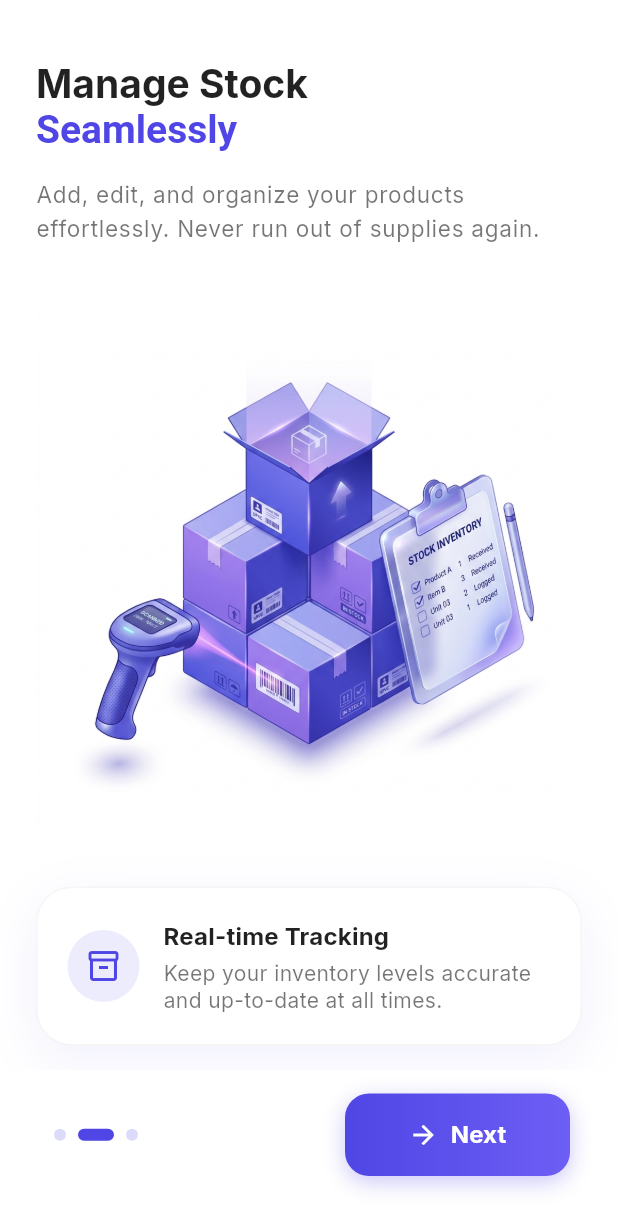
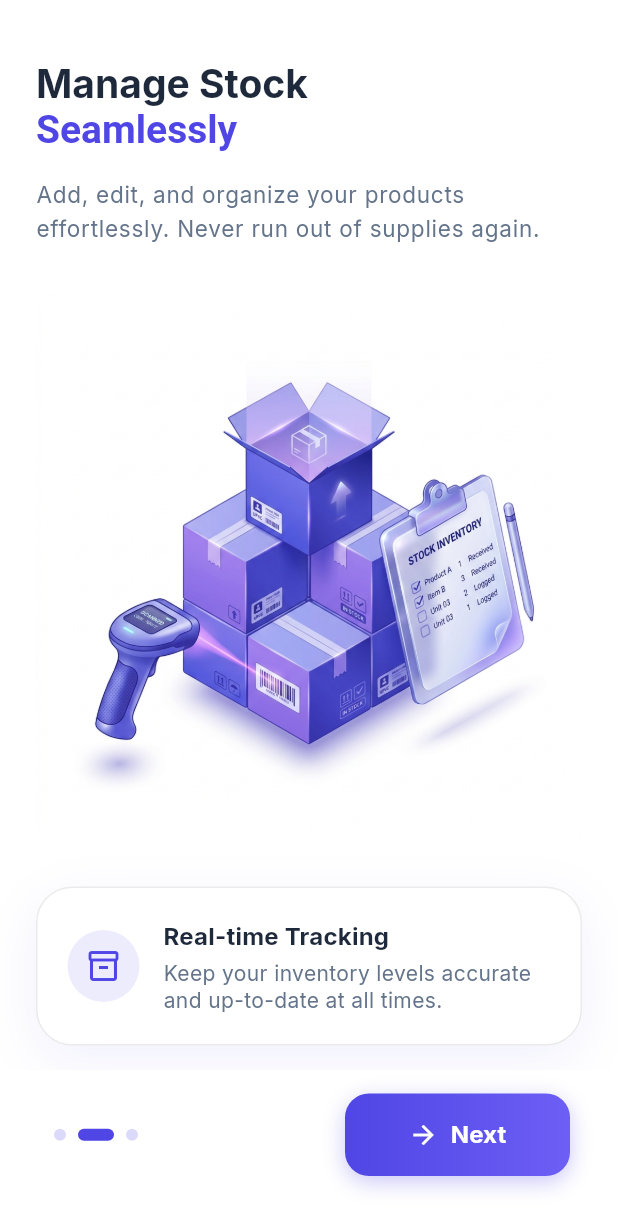
Before and after one commit to Syak1234/DigiStock, a Flutter app: the screen it shows after launch, after a tap on "Next", on a phone screen of 412 x 824 dp. Shown: the top 1229 px of the screen. Run offline on Flutter 3.47's test engine with Material 3 defaults, Android fonts, the phone set to English and light mode, and no system bars; drawn by our look-alikes of flutter_animate; our stand-ins replace device_preview, equatable, fl_chart, flutter_bloc, go_router, google_fonts and 3 more; accounts and stored records are empty; network calls fail.

Commit message:
update all

```diff
--- a/lib/app.dart
+++ b/lib/app.dart
@@ -1,7 +1,7 @@
 import 'package:flutter/material.dart';
 import 'package:flutter_bloc/flutter_bloc.dart';
 import 'package:go_router/go_router.dart';
-import 'package:product_inventory/features/auth/domain/repositories/auth_repository.dart';
+
 import 'package:product_inventory/features/inventory/presentation/bloc/inventory_bloc.dart';
 import 'package:product_inventory/core/router/app_router.dart';
 import 'package:product_inventory/core/theme/app_theme.dart';
--- a/lib/core/utils/app_snackbar.dart
+++ b/lib/core/utils/app_snackbar.dart
@@ -39,13 +39,13 @@ class AppSnackBar {
       SnackBar(
         content: Row(
           children: [
-            Icon(icon, color: Colors.white, size: 20),
+            Icon(icon, color: Theme.of(context).colorScheme.onPrimary, size: 20),
             const SizedBox(width: 12),
             Expanded(
               child: Text(
                 message,
-                style: const TextStyle(
-                  color: Colors.white,
+                style: TextStyle(
+                  color: Theme.of(context).colorScheme.onPrimary,
                   fontWeight: FontWeight.w600,
                   fontSize: 14,
                 ),
--- a/lib/core/widgets/kpi_card.dart
+++ b/lib/core/widgets/kpi_card.dart
@@ -19,7 +19,7 @@ class KpiCard extends StatelessWidget {
     return Container(
       padding: const EdgeInsets.all(20),
       decoration: BoxDecoration(
-        color: Colors.white,
+        color: Theme.of(context).scaffoldBackgroundColor,
         borderRadius: BorderRadius.circular(20),
         boxShadow: [
           BoxShadow(
--- a/lib/core/widgets/premium_button.dart
+++ b/lib/core/widgets/premium_button.dart
@@ -72,10 +72,10 @@ class PremiumButton extends StatelessWidget {
           ),
         ),
         child: isLoading
-            ? const SizedBox(
+            ? SizedBox(
                 width: 20,
                 height: 20,
-                child: CircularProgressIndicator(strokeWidth: 2, color: Colors.white),
+                child: CircularProgressIndicator(strokeWidth: 2, color: theme.colorScheme.onPrimary),
               )
             : Row(
                 mainAxisAlignment: MainAxisAlignment.center,
--- a/lib/core/widgets/scaffold_with_nav_bar.dart
+++ b/lib/core/widgets/scaffold_with_nav_bar.dart
@@ -47,7 +47,7 @@ class ScaffoldWithNavBar extends StatelessWidget {
           elevation: 0,
           highlightElevation: 0,
           shape: const CircleBorder(),
-          child: const Icon(Icons.add_rounded, color: Colors.white, size: 32)
+          child: Icon(Icons.add_rounded, color: Theme.of(context).colorScheme.onPrimary, size: 32)
               .animate(onPlay: (controller) => controller.repeat(reverse: true))
               .scale(
                 begin: const Offset(1, 1),
--- a/lib/features/inventory/presentation/widgets/product_card.dart
+++ b/lib/features/inventory/presentation/widgets/product_card.dart
@@ -17,7 +17,7 @@ class ProductCard extends StatelessWidget {
   Widget build(BuildContext context) {
     return Container(
       decoration: BoxDecoration(
-        color: Colors.white,
+        color: Theme.of(context).scaffoldBackgroundColor,
         borderRadius: BorderRadius.circular(16),
         boxShadow: [
           BoxShadow(
--- a/lib/features/inventory/presentation/widgets/skeleton_loader.dart
+++ b/lib/features/inventory/presentation/widgets/skeleton_loader.dart
@@ -18,7 +18,7 @@ class SkeletonLoader extends StatelessWidget {
       width: width,
       height: height,
       decoration: BoxDecoration(
-        color: Colors.black.withValues(alpha: 0.04),
+        color: Theme.of(context).colorScheme.onSurface.withValues(alpha: 0.04),
         borderRadius: BorderRadius.circular(borderRadius),
       ),
     );
--- a/lib/features/onboarding/presentation/pages/onboarding_page.dart
+++ b/lib/features/onboarding/presentation/pages/onboarding_page.dart
@@ -13,11 +13,12 @@ class OnboardingPage extends StatefulWidget {
 
 class _OnboardingPageState extends State<OnboardingPage> {
   final PageController _pageController = PageController();
-  int _currentPage = 0;
+  final ValueNotifier<int> _currentPage = ValueNotifier<int>(0);
 
   @override
   void dispose() {
     _pageController.dispose();
+    _currentPage.dispose();
     super.dispose();
   }
 
@@ -32,7 +33,7 @@ class _OnboardingPageState extends State<OnboardingPage> {
   @override
   Widget build(BuildContext context) {
     return Scaffold(
-      backgroundColor: Colors.white,
+      backgroundColor: Theme.of(context).scaffoldBackgroundColor,
       body: SafeArea(
         child: Column(
           children: [
@@ -40,9 +41,7 @@ class _OnboardingPageState extends State<OnboardingPage> {
               child: PageView(
                 controller: _pageController,
                 onPageChanged: (index) {
-                  setState(() {
-                    _currentPage = index;
-                  });
+                  _currentPage.value = index;
                 },
                 children: [
                   _OnboardingPageContent(
@@ -91,7 +90,10 @@ class _OnboardingPageState extends State<OnboardingPage> {
                 bottom: 40.0,
                 top: 16.0,
               ),
-              child: Row(
+              child: ValueListenableBuilder<int>(
+                valueListenable: _currentPage,
+                builder: (context, currentPage, child) {
+                  return Row(
                     mainAxisAlignment: MainAxisAlignment.spaceBetween,
                     children: [
                       Row(
@@ -101,9 +103,9 @@ class _OnboardingPageState extends State<OnboardingPage> {
                             duration: const Duration(milliseconds: 300),
                             margin: const EdgeInsets.symmetric(horizontal: 4),
                             height: 8,
-                        width: _currentPage == index ? 24 : 8,
+                            width: currentPage == index ? 24 : 8,
                             decoration: BoxDecoration(
-                          color: _currentPage == index
+                              color: currentPage == index
                                   ? Theme.of(context).colorScheme.primary
                                   : Theme.of(
                                       context,
@@ -116,10 +118,10 @@ class _OnboardingPageState extends State<OnboardingPage> {
                       SizedBox(
                         width: 150,
                         child: PremiumButton(
-                      label: _currentPage == 2 ? 'Get Started' : 'Next',
+                          label: currentPage == 2 ? 'Get Started' : 'Next',
                           icon: Icons.arrow_forward,
                           onPressed: () {
-                        if (_currentPage == 2) {
+                            if (currentPage == 2) {
                               _completeOnboarding();
                             } else {
                               _pageController.nextPage(
@@ -131,6 +133,8 @@ class _OnboardingPageState extends State<OnboardingPage> {
                         ),
                       ).animate().fade().slideX(begin: 0.2, end: 0),
                     ],
+                  );
+                },
               ),
             ),
           ],
@@ -173,7 +177,7 @@ class _OnboardingPageContent extends StatelessWidget {
             text: TextSpan(
               style: Theme.of(context).textTheme.headlineMedium?.copyWith(
                 fontWeight: FontWeight.bold,
-                color: Colors.black87,
+                color: Theme.of(context).colorScheme.onSurface,
                 height: 1.2,
               ),
               children: [
@@ -192,7 +196,7 @@ class _OnboardingPageContent extends StatelessWidget {
           Text(
                 subtitle,
                 style: Theme.of(context).textTheme.bodyLarge?.copyWith(
-                  color: Colors.black54,
+                  color: Theme.of(context).colorScheme.onSurfaceVariant,
                   height: 1.5,
                 ),
               )
@@ -212,7 +216,7 @@ class _OnboardingPageContent extends StatelessWidget {
           Container(
                 padding: const EdgeInsets.all(20),
                 decoration: BoxDecoration(
-                  color: Colors.white,
+                  color: Theme.of(context).scaffoldBackgroundColor,
                   borderRadius: BorderRadius.circular(24),
                   boxShadow: [
                     BoxShadow(
@@ -223,7 +227,7 @@ class _OnboardingPageContent extends StatelessWidget {
                       offset: const Offset(0, 10),
                     ),
                   ],
-                  border: Border.all(color: Colors.grey.withValues(alpha: 0.1)),
+                  border: Border.all(color: Theme.of(context).colorScheme.outlineVariant.withValues(alpha: 0.5)),
                 ),
                 child: Row(
                   children: [
@@ -251,14 +255,14 @@ class _OnboardingPageContent extends StatelessWidget {
                             style: Theme.of(context).textTheme.titleMedium
                                 ?.copyWith(
                                   fontWeight: FontWeight.w700,
-                                  color: Colors.black87,
+                                  color: Theme.of(context).colorScheme.onSurface,
                                 ),
                           ),
                           const SizedBox(height: 4),
                           Text(
                             cardSubtitle,
                             style: Theme.of(context).textTheme.bodyMedium
-                                ?.copyWith(color: Colors.black54, height: 1.3),
+                                ?.copyWith(color: Theme.of(context).colorScheme.onSurfaceVariant, height: 1.3),
                           ),
                         ],
                       ),
```
Also changed, not shown: lib/features/auth/presentation/pages/login_page.dart (+28 -23 lines), lib/features/inventory/presentation/pages/add_edit_product_page.dart (+12 -7 lines), lib/features/inventory/presentation/pages/dashboard_page.dart (+20 -13 lines), lib/features/inventory/presentation/pages/product_list_page.dart (+17 -18 lines). Lines whose indentation alone changed are shown as unchanged.
